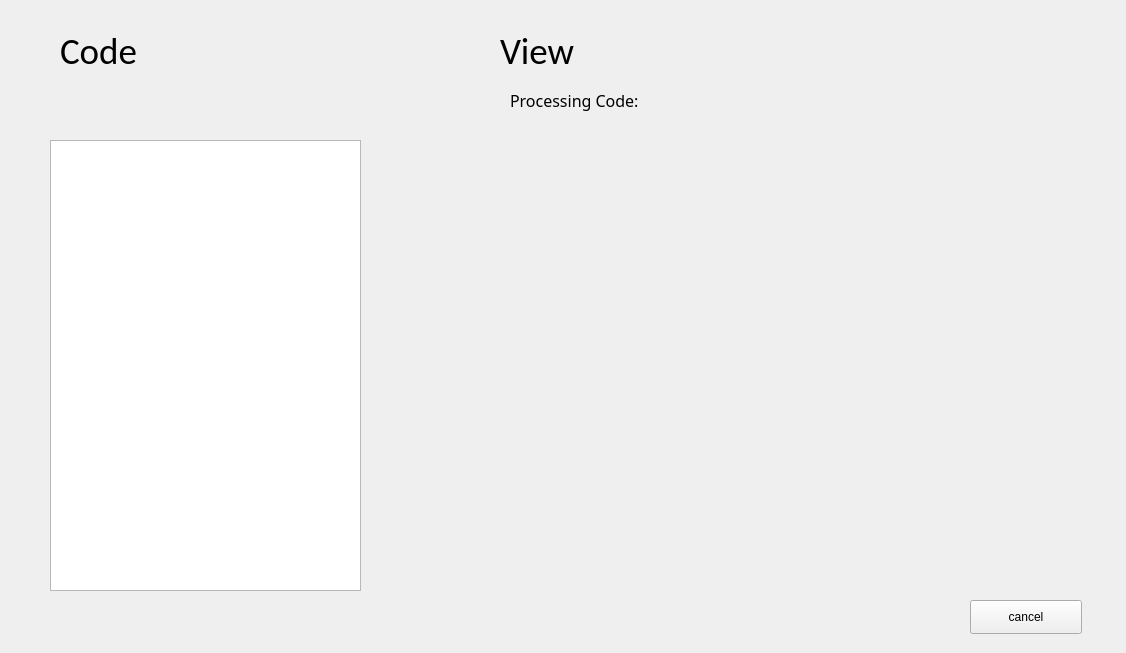
Qt form DSVis/WINDOW/model2_main.ui (Dreamerryao/CPlusPlus-Project) before a commit.
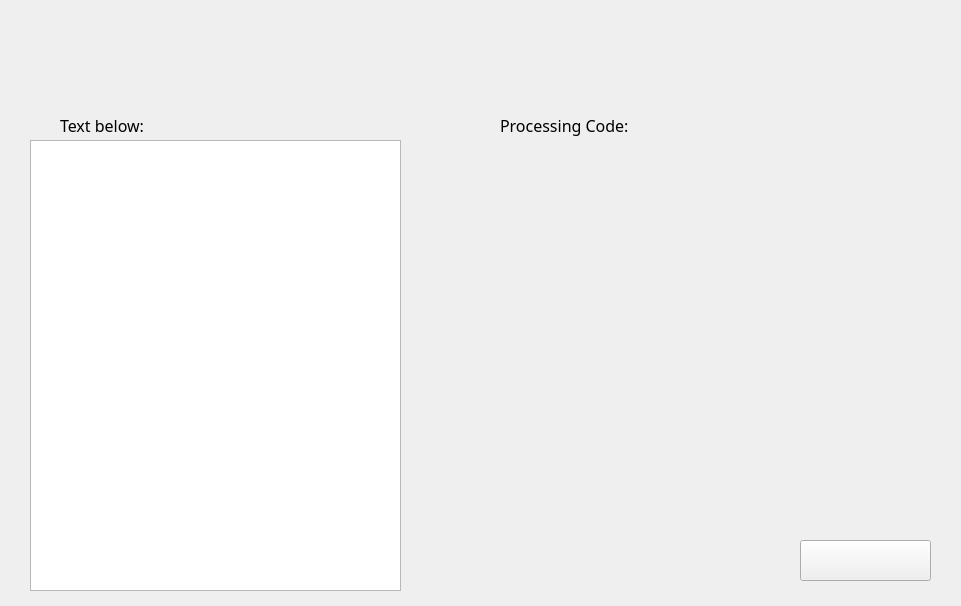
The same form after that commit. Icons and pictures are not drawn.

The edit to the form file:
```diff
--- a/DSVis/WINDOW/model2_main.ui
+++ b/DSVis/WINDOW/model2_main.ui
@@ -6,20 +6,23 @@
    <rect>
     <x>0</x>
     <y>0</y>
-    <width>1126</width>
-    <height>653</height>
+    <width>961</width>
+    <height>606</height>
    </rect>
   </property>
   <property name="windowTitle">
    <string>Form</string>
   </property>
+  <property name="styleSheet">
+   <string notr="true"/>
+  </property>
   <widget class="QLabel" name="code">
    <property name="geometry">
     <rect>
-     <x>60</x>
-     <y>20</y>
-     <width>131</width>
-     <height>61</height>
+     <x>20</x>
+     <y>30</y>
+     <width>211</width>
+     <height>71</height>
     </rect>
    </property>
    <property name="font">
@@ -28,17 +31,20 @@
      <pointsize>28</pointsize>
     </font>
    </property>
+   <property name="styleSheet">
+    <string notr="true">border-image: url(:/background/images/code.png);</string>
+   </property>
    <property name="text">
-    <string>Code</string>
+    <string/>
    </property>
   </widget>
   <widget class="QLabel" name="view">
    <property name="geometry">
     <rect>
-     <x>500</x>
-     <y>20</y>
-     <width>131</width>
-     <height>61</height>
+     <x>440</x>
+     <y>30</y>
+     <width>251</width>
+     <height>71</height>
     </rect>
    </property>
    <property name="font">
@@ -47,17 +53,20 @@
      <pointsize>28</pointsize>
     </font>
    </property>
+   <property name="styleSheet">
+    <string notr="true">border-image: url(:/background/images/view.png);</string>
+   </property>
    <property name="text">
-    <string>View</string>
+    <string/>
    </property>
   </widget>
   <widget class="QLabel" name="test">
    <property name="geometry">
     <rect>
-     <x>510</x>
-     <y>80</y>
-     <width>551</width>
-     <height>41</height>
+     <x>500</x>
+     <y>110</y>
+     <width>291</width>
+     <height>31</height>
     </rect>
    </property>
    <property name="font">
@@ -66,6 +75,9 @@
      <pointsize>12</pointsize>
     </font>
    </property>
+   <property name="styleSheet">
+    <string notr="true"/>
+   </property>
    <property name="text">
     <string>Processing Code:</string>
    </property>
@@ -73,24 +85,71 @@
   <widget class="QPlainTextEdit" name="text">
    <property name="geometry">
     <rect>
-     <x>50</x>
+     <x>30</x>
      <y>140</y>
-     <width>311</width>
+     <width>371</width>
      <height>451</height>
     </rect>
    </property>
+   <property name="styleSheet">
+    <string notr="true">border-image: url(:/background/images/bb22.png);</string>
+   </property>
   </widget>
   <widget class="QPushButton" name="pushButton">
    <property name="geometry">
     <rect>
-     <x>970</x>
-     <y>600</y>
-     <width>112</width>
-     <height>34</height>
+     <x>800</x>
+     <y>540</y>
+     <width>131</width>
+     <height>41</height>
     </rect>
    </property>
+   <property name="cursor">
+    <cursorShape>OpenHandCursor</cursorShape>
+   </property>
+   <property name="styleSheet">
+    <string notr="true">border-image: url(:/background/images/cancel.png);</string>
+   </property>
    <property name="text">
-    <string>cancel</string>
+    <string/>
+   </property>
+  </widget>
+  <widget class="QLabel" name="label">
+   <property name="geometry">
+    <rect>
+     <x>751</x>
+     <y>526</y>
+     <width>61</width>
+     <height>61</height>
+    </rect>
+   </property>
+   <property name="styleSheet">
+    <string notr="true">border-image: url(:/background/images/wuya.png);</string>
+   </property>
+   <property name="text">
+    <string/>
+   </property>
+  </widget>
+  <widget class="QLabel" name="test_2">
+   <property name="geometry">
+    <rect>
+     <x>60</x>
+     <y>110</y>
+     <width>291</width>
+     <height>31</height>
+    </rect>
+   </property>
+   <property name="font">
+    <font>
+     <family>Arial Rounded MT Bold</family>
+     <pointsize>12</pointsize>
+    </font>
+   </property>
+   <property name="styleSheet">
+    <string notr="true"/>
+   </property>
+   <property name="text">
+    <string>Text below:</string>
    </property>
   </widget>
  </widget>
```
